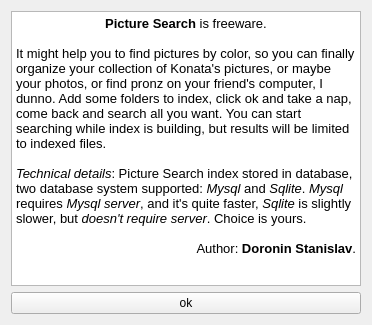
Qt form about.ui (overloop/picture_search) before a commit.
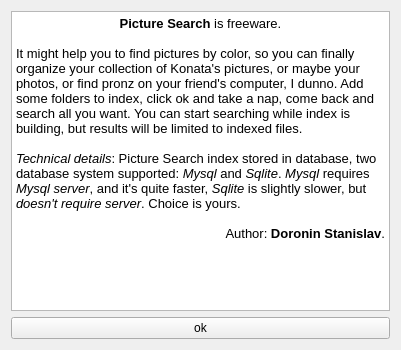
The same form after that commit.

The edit to the form file:
```diff
--- a/about.ui
+++ b/about.ui
@@ -6,8 +6,8 @@
    <rect>
     <x>0</x>
     <y>0</y>
-    <width>372</width>
-    <height>325</height>
+    <width>401</width>
+    <height>350</height>
    </rect>
   </property>
   <property name="windowTitle">
```
